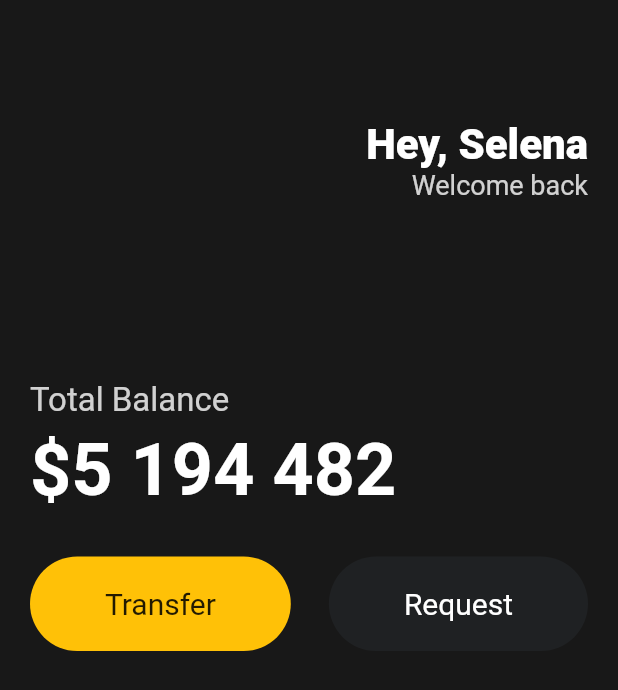
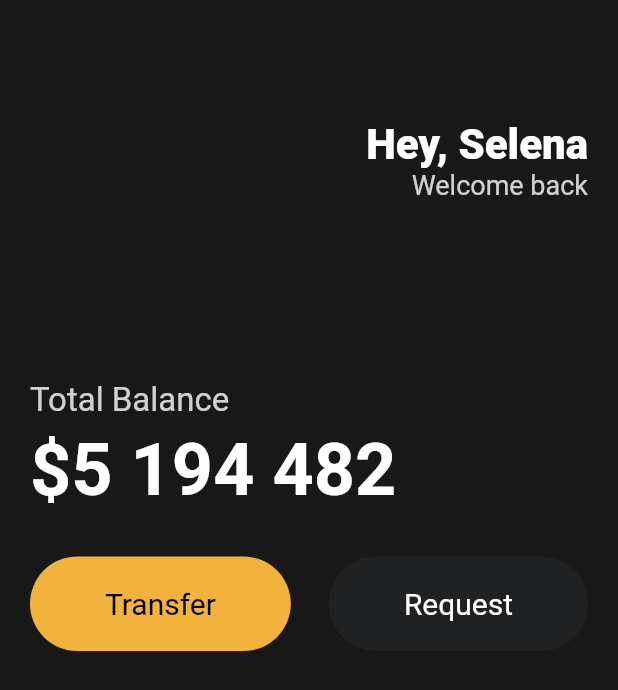
Before and after one commit to 3o14/flutter-basic, a Flutter app: the screen it shows after launch, on a phone screen of 412 x 824 dp. Shown: the top 690 px of the screen. Run offline on Flutter 3.47's test engine with Material 2 defaults, Android fonts, the phone set to English and light mode, and no system bars.

Commit message:
#3.5 : 재사용 가능한 클래스 만들기

```diff
--- a/lib/main.dart
+++ b/lib/main.dart
@@ -1,4 +1,5 @@
 import 'package:flutter/material.dart';
+import 'package:toonflix/widgets/Button.dart';
 
 void main() {
   runApp(const App());
@@ -78,44 +79,17 @@ class App extends StatelessWidget {
               ),
               Row(
                 mainAxisAlignment: MainAxisAlignment.spaceBetween,
-                children: [
-                  Container(
-                    decoration: BoxDecoration(
-                      color: Colors.amber,
-                      borderRadius: BorderRadius.circular(45),
-                    ),
-                    child: const Padding(
-                      padding: EdgeInsets.symmetric(
-                        vertical: 20,
-                        horizontal: 50,
-                      ),
-                      child: Text(
-                        'Transfer',
-                        style: TextStyle(
-                          fontSize: 20,
-                        ),
-                      ),
-                    ),
+                children: const [
+                  Button(
+                    text: 'Transfer',
+                    bgColor: Color(0xFFF1B33B),
+                    textColor: Colors.black,
                   ),
-                  Container(
-                    decoration: BoxDecoration(
-                      color: const Color(0xFF1F2123),
-                      borderRadius: BorderRadius.circular(45),
-                    ),
-                    child: const Padding(
-                      padding: EdgeInsets.symmetric(
-                        vertical: 20,
-                        horizontal: 50,
-                      ),
-                      child: Text(
-                        'Request',
-                        style: TextStyle(
-                          color: Colors.white,
-                          fontSize: 20,
-                        ),
-                      ),
-                    ),
-                  )
+                  Button(
+                    text: 'Request',
+                    bgColor: Color(0xFF1F2123),
+                    textColor: Colors.white,
+                  ),
                 ],
               )
             ],
--- a/lib/widgets/button.dart
+++ b/lib/widgets/button.dart
@@ -0,0 +1,43 @@
+import 'package:flutter/material.dart';
+
+/* 재사용 가능한 클래스 만들기 */
+
+
+// 'stl' 입력 후 자동완성
+class Button extends StatelessWidget {
+
+  // named parameters
+  final String text;
+  final Color bgColor;
+  final Color textColor;
+
+  const Button({
+    super.key,
+    required this.text,
+    required this.bgColor,
+    required this.textColor,
+  });
+
+  @override
+  Widget build(BuildContext context) {
+    return Container(
+      decoration: BoxDecoration(
+        color: bgColor, // named parameter 1
+        borderRadius: BorderRadius.circular(45),
+      ),
+      child: Padding(
+        padding: const EdgeInsets.symmetric(
+          vertical: 20,
+          horizontal: 50,
+        ),
+        child: Text(
+          text, // named parameter 2
+          style: TextStyle(
+            color: textColor, // named parameter 3
+            fontSize: 20,
+          ),
+        ),
+      ),
+    );
+  }
+}
```
